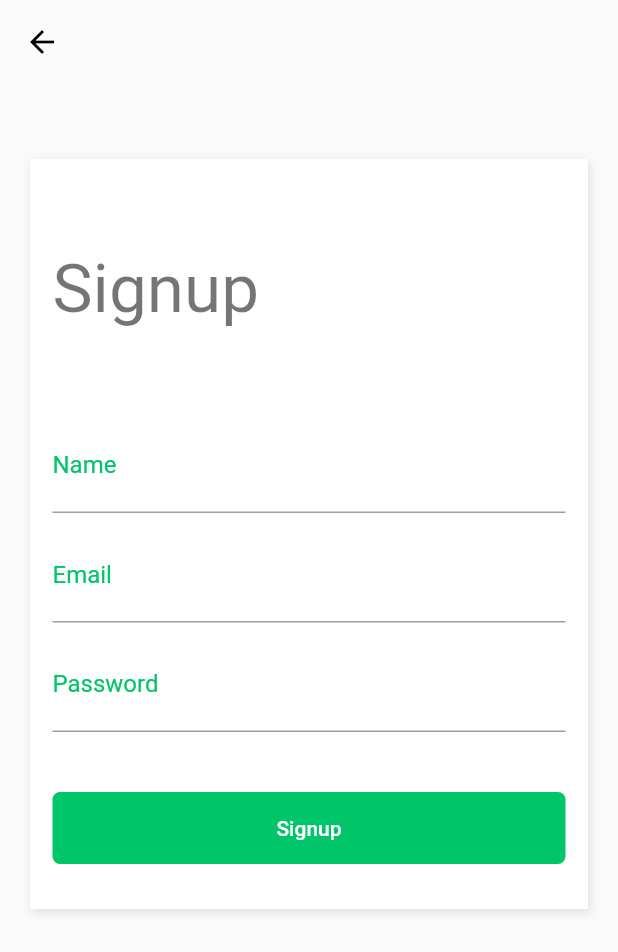
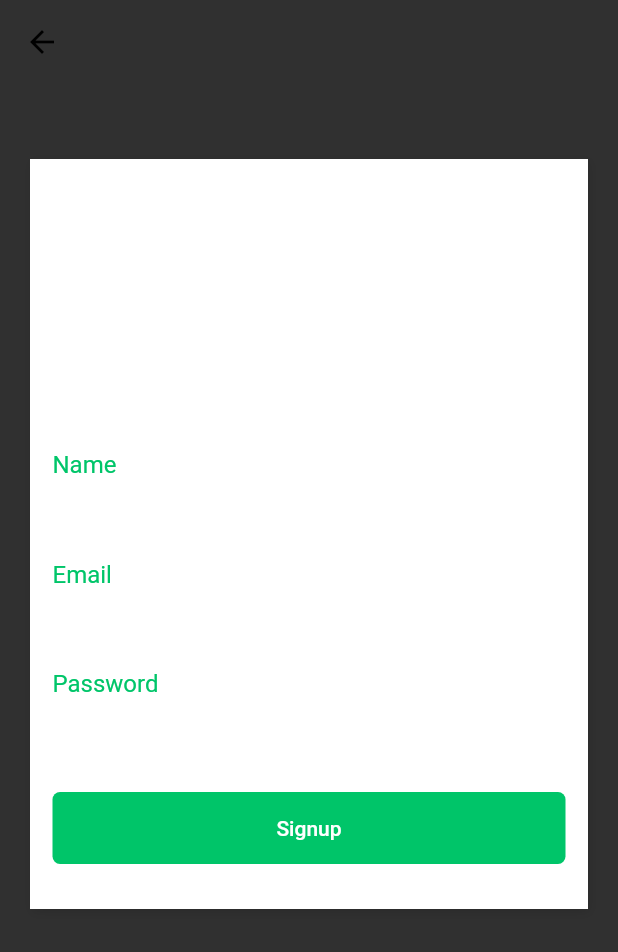
Before and after one commit to cesarbassani/Flutter_layouts, a Flutter app: the screen it shows after launch, item 3 of the bottom bar chosen, after a tap on "Sign Up", on a phone screen of 412 x 824 dp. Shown: the top 952 px of the screen. Run offline on Flutter 3.47's test engine with Material 2 defaults, Android fonts, the phone set to English and light mode, and no system bars.

Commit message:
Correcao Login Page

```diff
--- a/lib/main.dart
+++ b/lib/main.dart
@@ -1,5 +1,6 @@
 import 'package:flutter/material.dart';
 import 'package:shopping/pages/tabs.page.dart';
+import 'package:shopping/themes/dark.theme.dart';
 import 'package:shopping/themes/light.theme.dart';
 
 void main() => runApp(MyApp());
@@ -11,7 +12,7 @@ class MyApp extends StatelessWidget {
     return MaterialApp(
       debugShowCheckedModeBanner: false,
       title: 'Flutter Demo',
-      theme: lightTheme(),
+      theme: darkTheme(),
       home: DefaultTabController(
         length: 3,
         child: TabsPage(),
--- a/lib/pages/home.page.dart
+++ b/lib/pages/home.page.dart
@@ -11,7 +11,6 @@ class HomePage extends StatelessWidget {
       body: SingleChildScrollView(
         child: Container(
           padding: EdgeInsets.all(15),
-          color: Color(0xFFF5F5F5),
           child: Column(
             crossAxisAlignment: CrossAxisAlignment.stretch,
             children: <Widget>[
--- a/lib/pages/login.page.dart
+++ b/lib/pages/login.page.dart
@@ -110,7 +110,12 @@ class LoginPage extends StatelessWidget {
                         height: 40,
                         alignment: Alignment.centerRight,
                         child: FlatButton(
-                          child: Text("Forgot you password?"),
+                          child: Text(
+                            "Forgot you password?",
+                            style: TextStyle(
+                              color: Theme.of(context).primaryColor,
+                            ),
+                          ),
                           onPressed: () {},
                         ),
                       ),
@@ -120,7 +125,7 @@ class LoginPage extends StatelessWidget {
                       Container(
                         width: double.infinity,
                         decoration: BoxDecoration(
-                          color: Colors.blue,
+                          color: Theme.of(context).primaryColor,
                           borderRadius: BorderRadius.all(
                             Radius.circular(5),
                           ),
@@ -158,7 +163,7 @@ class LoginPage extends StatelessWidget {
                 decoration: BoxDecoration(
                   border: Border.all(
                     width: 2.0,
-                    color: Colors.blue,
+                    color: Theme.of(context).primaryColor,
                   ),
                   borderRadius: BorderRadius.all(
                     Radius.circular(5),
@@ -189,7 +194,7 @@ class LoginPage extends StatelessWidget {
                 decoration: BoxDecoration(
                   border: Border.all(
                     width: 2.0,
-                    color: Colors.blue,
+                    color: Theme.of(context).primaryColor,
                   ),
                   borderRadius: BorderRadius.all(
                     Radius.circular(5),
--- /dev/null
+++ b/lib/themes/dark.theme.dart
@@ -0,0 +1,24 @@
+import 'package:flutter/material.dart';
+
+const brightness = Brightness.dark;
+const primaryColor = const Color(0xFF00C569);
+const lightColor = const Color(0xFFFFFFFF);
+const backgroundColor = const Color(0xFFF5F5F5);
+
+ThemeData darkTheme() {
+  return ThemeData(
+    brightness: brightness,
+    // textTheme: new TextTheme(
+    //   body1: new TextStyle(color: Colors.blue),
+    //   display4: new TextStyle(fontSize: 78),
+    //   button: new TextStyle(color: Colors.green),
+    //   headline: new TextStyle(color: Colors.deepPurple),
+    // ),
+    primaryColor: primaryColor,
+    accentColor: Colors.black26,
+    // buttonTheme: new ButtonThemeData(
+    //   buttonColor: Colors.orange,
+    //   textTheme: ButtonTextTheme.primary,
+    // ),
+  );
+}
```
